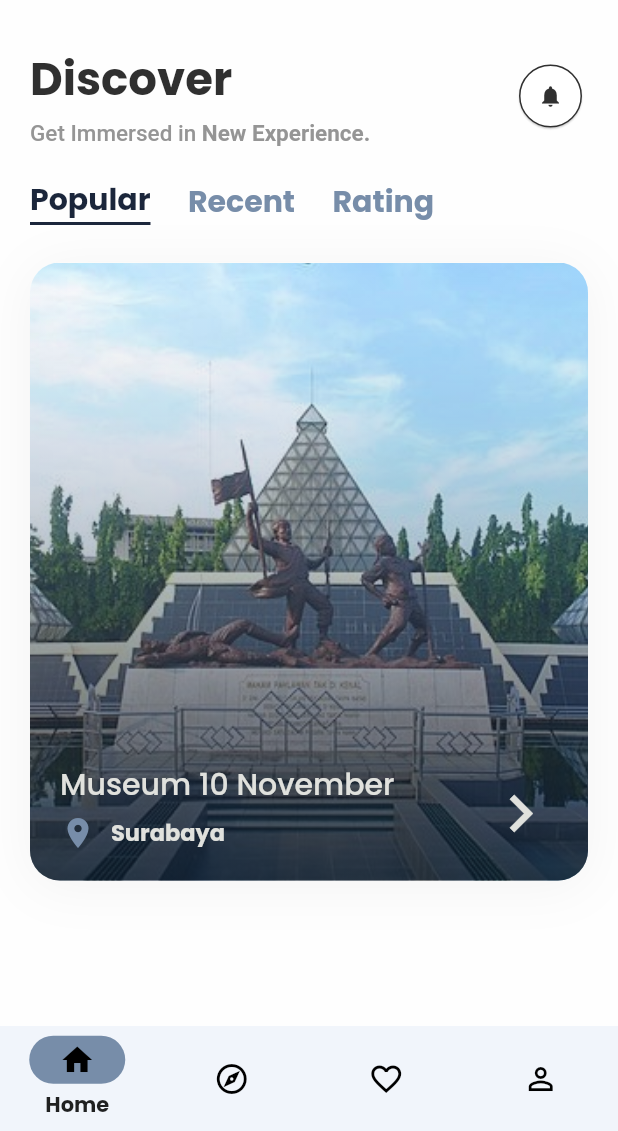
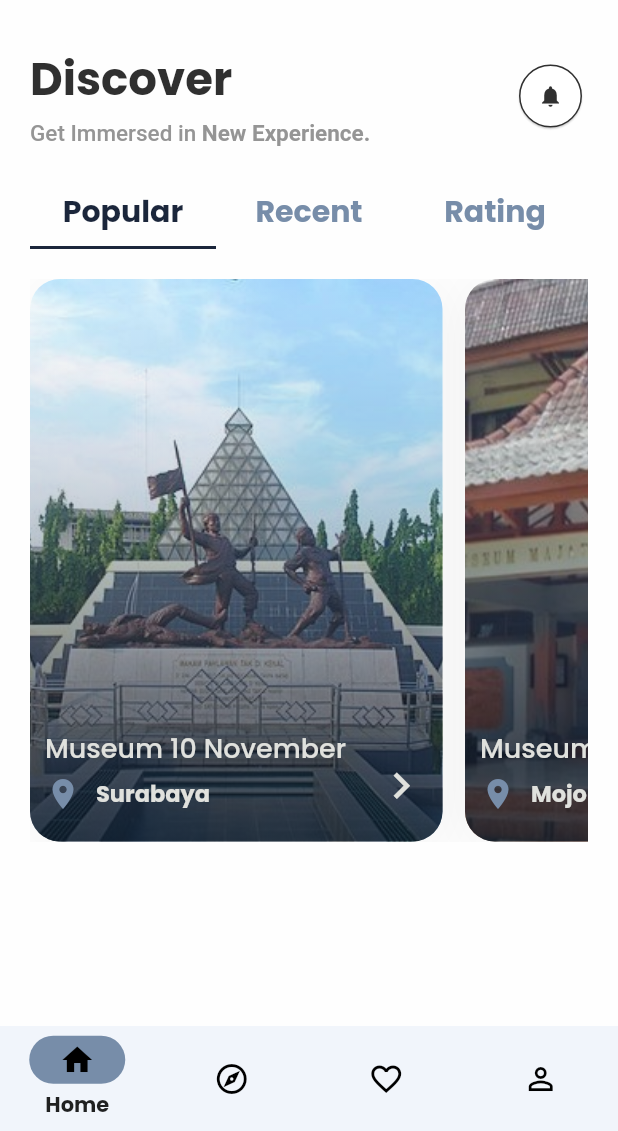
Before and after one commit to Uyeye03/Virtual_Tour_Museum, a Flutter app: the screen it shows after launch, on a phone screen of 412 x 824 dp, the part 105-1236 px from its top. Run offline on Flutter 3.47's test engine with Material 2 defaults, Android fonts, the phone set to English and light mode, and no system bars.

Commit message:
Tambah tabbar di Home Page

```diff
--- a/lib/constants.dart
+++ b/lib/constants.dart
@@ -6,6 +6,7 @@ const kTitleTextColor = Color(0xFF303030);
 const kBodyTextColor = Color(0xFF4B4B4B);
 const kTextLightColor = Color(0xFF959595);
 const kPrimaryColor = Color(0xFF1B263B);
+const kSecondaryColor = Color(0xFF778DA9);
 final kShadowColor = Color(0xFFB7B7B7).withOpacity(.16);
 final kActiveShadowColor = Color(0xFF4056C6).withOpacity(.15);
 
--- a/lib/models/museum.dart
+++ b/lib/models/museum.dart
@@ -1,8 +1,11 @@
+import 'dart:convert';
+
 import 'package:virtual_tour_museum/models/comment.dart';
 
 class Museum {
   int id = 0;
   String nama = "";
+  String gambarUtama = "";
   String alamatLengkap = "";
   String alamatKota = "";
   String deskripsi = "";
@@ -14,6 +17,7 @@ class Museum {
   Museum(
       {required this.id,
       required this.nama,
+      required this.gambarUtama,
       required this.alamatLengkap,
       required this.alamatKota,
       required this.deskripsi,
@@ -24,6 +28,7 @@ class Museum {
   Museum.fromJson(Map<String, dynamic> json) {
     id = json['id'];
     nama = json['nama'];
+    gambarUtama = json['gambarUtama'];
     alamatLengkap = json['alamatLengkap'];
     alamatKota = json['alamatKota'];
     deskripsi = json['deskripsi'];
@@ -50,6 +55,16 @@ class Museum {
   // getter nama
   String getNama() {
     return nama;
+  }
+
+  // setter gambarUtama
+  void setGambarUtama(String gambarUtama) {
+    this.gambarUtama = gambarUtama;
+  }
+
+  // getter gambarUtama
+  String getGambarUtama() {
+    return gambarUtama;
   }
 
   // setter alamatLengkap
--- a/lib/screens/home/home.dart
+++ b/lib/screens/home/home.dart
@@ -1,5 +1,7 @@
 import 'package:flutter/material.dart';
 import 'package:virtual_tour_museum/constants.dart';
+import 'package:virtual_tour_museum/models/museum.dart';
+import 'package:virtual_tour_museum/screens/home/museum_card.dart';
 import 'package:virtual_tour_museum/screens/home/header.dart';
 
 class HomePage extends StatefulWidget {
@@ -9,9 +11,53 @@ class HomePage extends StatefulWidget {
   State<HomePage> createState() => _HomePageState();
 }
 
-class _HomePageState extends State<HomePage>
-    with SingleTickerProviderStateMixin {
+class _HomePageState extends State<HomePage> with TickerProviderStateMixin {
   late AnimationController _controller;
+
+  List images = [
+    'museum_10_november.jpg',
+    'museum_majapahit_trowulan.jpg',
+    'museum_pendidikan_surabaya.jpg'
+  ];
+
+  List<Museum> museums = [
+    Museum(
+      id: 0,
+      nama: 'Museum 10 November',
+      gambarUtama: 'museum_10_november.jpg',
+      alamatLengkap:
+          'Pahlawan St, Alun-alun Contong, Bubutan, Surabaya City, East Java',
+      alamatKota: 'Surabaya',
+      deskripsi: 'None',
+      linkGoogleMap: 'https://genta.petra.ac.id/',
+      linkVirtualTour: 'https://genta.petra.ac.id/',
+      listKomentar: [],
+    ),
+    Museum(
+      id: 0,
+      nama: 'Museum Majapahait',
+      gambarUtama: 'museum_majapahit_trowulan.jpg',
+      alamatLengkap:
+          'Pendopo Agung St, Ngelinguk, Trowulan, Mojokerto, East Java',
+      alamatKota: 'Mojokerto',
+      deskripsi: 'None',
+      linkGoogleMap: 'https://genta.petra.ac.id/',
+      linkVirtualTour: 'https://genta.petra.ac.id/',
+      listKomentar: [],
+    ),
+    Museum(
+      id: 0,
+      nama: 'Museum Pendidikan Surabaya',
+      gambarUtama: 'museum_pendidikan_surabaya.jpg',
+      alamatLengkap:
+          'Genteng Kali St. No.10, Genteng, Surabaya City, East Java',
+      alamatKota: 'Surabaya',
+      deskripsi: 'None',
+      linkGoogleMap: 'https://genta.petra.ac.id/',
+      linkVirtualTour: 'https://genta.petra.ac.id/',
+      listKomentar: [],
+    ),
+  ];
 
   @override
   void initState() {
@@ -27,178 +73,142 @@ class _HomePageState extends State<HomePage>
 
   @override
   Widget build(BuildContext context) {
+    TabController _tabController = TabController(length: 3, vsync: this);
     var size = MediaQuery.of(context).size;
 
     return Scaffold(
-      body: Container(
+      body: SingleChildScrollView(
+        child: Container(
           child: Padding(
             padding: const EdgeInsets.all(kDefaultPadding),
             child: Column(
               children: [
-              HomeHeader(),
-              Padding(
-                padding: const EdgeInsets.only(top: kDefaultPadding),
-                child: Column(
-                  children: [
-                    // Tab bar
-                    Container(
-                      child: Row(
-                        children: [
-                          Container(
-                            decoration: const BoxDecoration(
-                              border: Border(
-                                bottom:
-                                    BorderSide(width: 2, color: kPrimaryColor),
-                              ),
-                            ),
-                            child: const Padding(
-                              padding: EdgeInsets.only(left: 0),
-                              child: Text(
-                                'Popular',
-                                style: TextStyle(
-                                    color: kPrimaryColor,
-                                    fontSize: 20,
-                                    fontWeight: FontWeight.w600),
-                              ),
-                            ),
-                          ),
-                          const Padding(
-                            padding: EdgeInsets.only(left: 25),
-                            child: Text(
-                              'Recent',
-                              style: TextStyle(
-                                  color: Color(0xFF778DA9),
-                                  fontSize: 20,
-                                  fontWeight: FontWeight.w600),
-                            ),
-                          ),
-                          const Padding(
-                            padding: EdgeInsets.only(left: 25),
-                            child: Text(
-                              'Rating',
-                              style: TextStyle(
-                                  color: Color(0xFF778DA9),
-                                  fontSize: 20,
-                                  fontWeight: FontWeight.w600),
-                            ),
-                          )
-                        ],
-                      ),
-                    ),
-
-                    // card section
-                    Padding(
-                      padding: const EdgeInsets.only(top: 25),
-                      child: Container(
-                        height: size.height * 0.5,
-                        width: size.width,
-                        decoration: BoxDecoration(
-                          color: Colors.white,
-                          borderRadius: BorderRadius.circular(20),
-                          boxShadow: [
-                            BoxShadow(
-                              offset: Offset(0, 4),
-                              blurRadius: 30,
-                              color: kShadowColor,
-                            )
-                          ],
-                          image: DecorationImage(
-                            image: AssetImage(
-                                'assets/images/museum_10_november.jpg'),
-                            fit: BoxFit.cover,
-                          ),
-                        ),
-                        child: Container(
-                          width: double.infinity,
-                          height: double.infinity,
-                          decoration: BoxDecoration(
-                            borderRadius: BorderRadius.circular(20),
-                            gradient: LinearGradient(
-                              begin: Alignment.bottomCenter,
-                              end: Alignment.topCenter,
-                              colors: [
-                                Color(0xFF0D1B2A).withOpacity(0.8),
-                                Color(0xFF1B263B).withOpacity(0.6),
-                                Color(0xFF415A77).withOpacity(0.4),
-                                Color(0xFF778DA9).withOpacity(0.2),
-                                Color(0xFFE0E1DD).withOpacity(0.1),
-                              ],
-                            ),
-                          ),
-                          child: Container(
-                            padding: const EdgeInsets.all(kDefaultPadding),
-                            child: Row(
-                              children: [
-                                Expanded(
-                                  flex: 10,
-                                  child: Container(
-                                    child: Column(
-                                      mainAxisAlignment: MainAxisAlignment.end,
-                                      crossAxisAlignment:
-                                          CrossAxisAlignment.start,
-                                      children: [
-                                        Container(
-                                          child: Text(
-                                            'Museum 10 November',
-                                            style: TextStyle(
-                                              color: Color(0xFFE0E1DD),
-                                              fontSize: 20,
-                                              fontWeight: FontWeight.w500,
-                                            ),
-                                          ),
-                                        ),
-                                        Container(
-                                          padding:
-                                              const EdgeInsets.only(top: 5),
-                                          child: Row(
-                                            children: [
-                                              Icon(
-                                                Icons.location_on,
-                                                color: Color(0xFF778DA9),
-                                              ),
-                                              Padding(
-                                                padding: const EdgeInsets.only(
-                                                    left: 10),
-                                                child: Expanded(
-                                                  child: Text(
-                                                    'Surabaya',
-                                                    style: TextStyle(
-                                                        color:
-                                                            Color(0xFFE0E1DD),
-                                                        fontSize: 15,
-                                                        fontWeight:
-                                                            FontWeight.w700),
-                                                  ),
-                                                ),
-                                              )
-                                            ],
-                                          ),
-                                        )
-                                      ],
-                                    ),
-                                  ),
-                                ),
-                                Container(
-                                  alignment: Alignment.bottomCenter,
-                                  child: Icon(
-                                    Icons.chevron_right_sharp,
-                                    color: Color(0xFFE0E1DD),
-                                    size: 50,
-                                  ),
-                                )
-                              ],
-                            ),
-                          ),
-                        ),
-                      ),
+                const HomeHeader(),
+                TabBarSection(tabController: _tabController),
+                HomeDiscoverSection(
+                  size: size,
+                  tabController: _tabController,
+                  museums: museums,
                 ),
               ],
             ),
-              )
-            ],
           ),
         ),
       ),
     );
   }
 }
+
+class HomeDiscoverSection extends StatelessWidget {
+  const HomeDiscoverSection({
+    Key? key,
+    required this.size,
+    required TabController tabController,
+    required this.museums,
+  })  : _tabController = tabController,
+        super(key: key);
+
+  final Size size;
+  final TabController _tabController;
+  final List<Museum> museums;
+
+  @override
+  Widget build(BuildContext context) {
+    return SizedBox(
+      width: size.width,
+      height: 375,
+      child: TabBarView(
+        controller: _tabController,
+        children: [
+          // popular section
+          ListView.builder(
+            itemCount: museums.length,
+            scrollDirection: Axis.horizontal,
+            itemBuilder: (_, index) {
+              return MuseumCard(
+                name: museums[index].nama,
+                image: museums[index].gambarUtama,
+                address: museums[index].alamatKota,
+              );
+            },
+          ),
+
+          // recent section
+          const Text('Recent'),
+
+          // rating section
+          const Text('Rating'),
+        ],
+      ),
+    );
+  }
+}
+
+class TabBarSection extends StatelessWidget {
+  const TabBarSection({
+    Key? key,
+    required TabController tabController,
+  })  : _tabController = tabController,
+        super(key: key);
+
+  final TabController _tabController;
+
+  @override
+  Widget build(BuildContext context) {
+    return Container(
+      padding: const EdgeInsets.symmetric(vertical: kDefaultPadding),
+      child: Align(
+        alignment: Alignment.centerLeft,
+        child: TabBar(
+          controller: _tabController,
+          labelColor: kPrimaryColor,
+          unselectedLabelColor: kSecondaryColor,
+          labelStyle: const TextStyle(
+            fontSize: 20,
+            fontWeight: FontWeight.w600,
+          ),
+          indicatorColor: kPrimaryColor,
+          tabs: const [
+            Tab(
+              text: 'Popular',
+            ),
+            Tab(
+              text: 'Recent',
+            ),
+            Tab(
+              text: 'Rating',
+            )
+          ],
+        ),
+      ),
+    );
+  }
+}
+
+class CircleTabIndicator extends Decoration {
+  final Color color;
+  double radius;
+
+  CircleTabIndicator({required this.color, required this.radius});
+
+  @override
+  BoxPainter createBoxPainter([VoidCallback? onChanged]) {
+    return _CirclePainter(color: color, radius: radius);
+  }
+}
+
+class _CirclePainter extends BoxPainter {
+  final double radius;
+  late Color color;
+  _CirclePainter({required this.color, required this.radius});
+
+  @override
+  void paint(Canvas canvas, Offset offset, ImageConfiguration cfg) {
+    late Paint _paint;
+    _paint = Paint()..color = color;
+    _paint = _paint..isAntiAlias = true;
+    final Offset circleOffset =
+        offset + Offset(cfg.size!.width / 2, cfg.size!.height - radius);
+    canvas.drawCircle(circleOffset, radius, _paint);
+  }
+}
--- /dev/null
+++ b/lib/screens/home/museum_card.dart
@@ -0,0 +1,157 @@
+import 'package:flutter/material.dart';
+import 'package:virtual_tour_museum/constants.dart';
+
+class MuseumCard extends StatelessWidget {
+  final String name;
+  final String image;
+  final String address;
+
+  const MuseumCard(
+      {Key? key,
+      required this.name,
+      required this.image,
+      required this.address})
+      : super(key: key);
+
+  @override
+  Widget build(BuildContext context) {
+    var size = MediaQuery.of(context).size;
+
+    return Column(
+      children: [
+        Padding(
+          padding: const EdgeInsets.only(right: 15),
+          child: Container(
+            height: 375,
+            width: 275,
+            decoration: BoxDecoration(
+              color: Colors.white,
+              borderRadius: BorderRadius.circular(20),
+              boxShadow: [
+                BoxShadow(
+                  offset: Offset(0, 4),
+                  blurRadius: 30,
+                  color: kShadowColor,
+                )
+              ],
+              image: DecorationImage(
+                image: AssetImage('assets/images/' + image),
+                fit: BoxFit.cover,
+              ),
+            ),
+            child: CardBody(name: name, address: address),
+          ),
+        ),
+      ],
+    );
+  }
+}
+
+class CardBody extends StatelessWidget {
+  const CardBody({
+    Key? key,
+    required this.name,
+    required this.address,
+  }) : super(key: key);
+
+  final String name;
+  final String address;
+
+  @override
+  Widget build(BuildContext context) {
+    return Container(
+      decoration: BoxDecoration(
+        borderRadius: BorderRadius.circular(20),
+        gradient: LinearGradient(
+          begin: Alignment.bottomCenter,
+          end: Alignment.topCenter,
+          colors: [
+            Color(0xFF0D1B2A).withOpacity(0.8),
+            Color(0xFF1B263B).withOpacity(0.6),
+            Color(0xFF415A77).withOpacity(0.4),
+            Color(0xFF778DA9).withOpacity(0.2),
+            Color(0xFFE0E1DD).withOpacity(0.1),
+          ],
+        ),
+      ),
+      child: CardDetail(name: name, address: address),
+    );
+  }
+}
+
+class CardDetail extends StatelessWidget {
+  const CardDetail({
+    Key? key,
+    required this.name,
+    required this.address,
+  }) : super(key: key);
+
+  final String name;
+  final String address;
+
+  @override
+  Widget build(BuildContext context) {
+    return Container(
+      padding: const EdgeInsets.symmetric(
+        horizontal: 10,
+        vertical: kDefaultPadding,
+      ),
+      child: Row(
+        children: [
+          Expanded(
+            flex: 10,
+            child: Container(
+              child: Column(
+                mainAxisAlignment: MainAxisAlignment.end,
+                crossAxisAlignment: CrossAxisAlignment.start,
+                children: [
+                  Container(
+                    child: Text(
+                      name,
+                      style: TextStyle(
+                        color: Color(0xFFE0E1DD),
+                        fontSize: 18,
+                        fontWeight: FontWeight.w500,
+                      ),
+                    ),
+                  ),
+                  Container(
+                    padding: const EdgeInsets.only(top: 5),
+                    child: Row(
+                      children: [
+                        Icon(
+                          Icons.location_on,
+                          color: Color(0xFF778DA9),
+                        ),
+                        Padding(
+                          padding: const EdgeInsets.only(left: 10),
+                          child: Expanded(
+                            child: Text(
+                              address,
+                              style: TextStyle(
+                                  color: Color(0xFFE0E1DD),
+                                  fontSize: 15,
+                                  fontWeight: FontWeight.w700),
+                            ),
+                          ),
+                        )
+                      ],
+                    ),
+                  )
+                ],
+              ),
+            ),
+          ),
+          Container(
+            alignment: Alignment.bottomCenter,
+            child: Icon(
+              Icons.chevron_right_sharp,
+              color: Color(0xFFE0E1DD),
+              size: 35,
+            ),
+          )
+        ],
+      ),
+    );
+  }
+}
```
Lines whose indentation alone changed are shown as unchanged.
